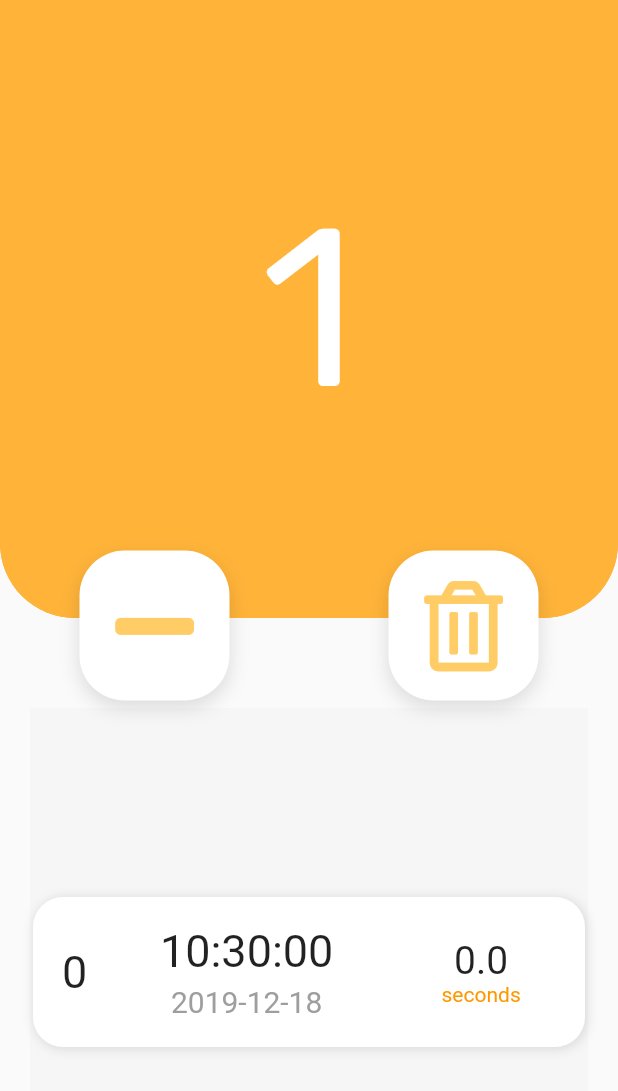
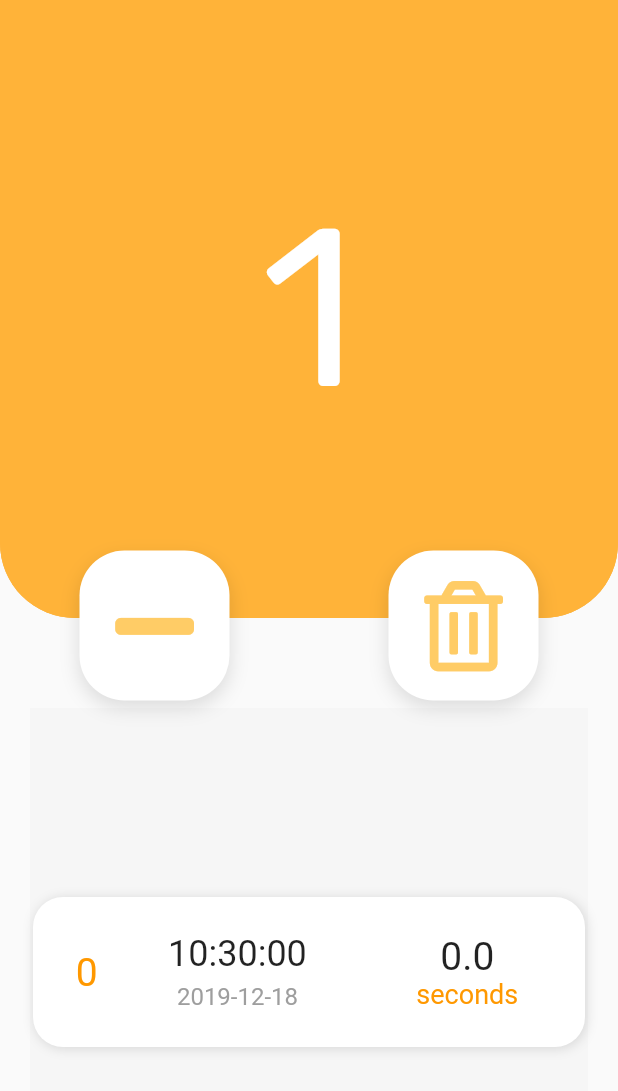
Before and after one commit to devmoonho/touch_counter_app, a Flutter app: the screen it shows after launch, after a tap on an icon or button, on a phone screen of 412 x 824 dp. Shown: the top 1091 px of the screen. Run offline on Flutter 3.47's test engine with Material 2 defaults, Android fonts, the phone set to English and light mode, and no system bars; our stand-ins replace date_format, font_awesome_flutter, vibration; missing offline and left inert: firebase_admob; accounts and stored records are empty.

Commit message:
code list item animation

```diff
--- a/lib/app_pages/widgets/counter_widget.dart
+++ b/lib/app_pages/widgets/counter_widget.dart
@@ -110,7 +110,6 @@ class _TextAnimationState extends State<TextAnimation>
     with SingleTickerProviderStateMixin {
   Animation _animation;
   AnimationController _animationController;
-  Timer timer;
 
   @override
   void initState() {
@@ -131,7 +130,6 @@ class _TextAnimationState extends State<TextAnimation>
 
   @override
   void dispose() {
-    timer.cancel();
     _animationController.dispose();
     super.dispose();
   }
--- a/lib/app_pages/widgets/list_widget.dart
+++ b/lib/app_pages/widgets/list_widget.dart
@@ -1,3 +1,5 @@
+import 'dart:async';
+
 import 'package:date_format/date_format.dart';
 import 'package:flutter/material.dart';
 import 'package:intl/intl.dart';
@@ -5,10 +7,40 @@ import 'package:provider/provider.dart';
 import 'package:touch_counter_app/models/touch_counter_model.dart';
 import 'package:touch_counter_app/providers/counter_provider.dart';
 
-class ListWidget extends StatelessWidget {
+class ListWidget extends StatefulWidget {
+  @override
+  _ListWidgetState createState() => _ListWidgetState();
+}
+
+class _ListWidgetState extends State<ListWidget>
+    with SingleTickerProviderStateMixin {
+  @override
+  void initState() {
+    // _animationController =
+    //     AnimationController(duration: Duration(milliseconds: 100), vsync: this);
+    // _animation =
+    //     Tween<double>(begin: 1.0, end: 1.2).animate(_animationController);
+    // _animationController.addStatusListener((status) {
+    //   if (status == AnimationStatus.completed) {
+    //     _animationController.reverse();
+    //   } else if (status == AnimationStatus.dismissed) {
+    //     _animationController.stop(canceled: true);
+    //   }
+    // });
+    // _animationController.forward();
+    super.initState();
+  }
+
+  @override
+  void dispose() {
+    // _animationController.dispose();
+    super.dispose();
+  }
+
   @override
   Widget build(BuildContext context) {
     final counter = Provider.of<CounterProvider>(context, listen: true);
+
     return Padding(
       padding: EdgeInsets.only(top: 60.0, left: 20.0, right: 20.0),
       child: Container(
@@ -26,6 +58,12 @@ class ListWidget extends StatelessWidget {
             return GestureDetector(
               onTap: () {
                 _changeType(counter, index);
+                tCounter.animatedValue = 20.0;
+                Timer(Duration(milliseconds: 200), () {
+                  tCounter.animatedValue = 0.0;
+                  setState(() {});
+                });
+                setState(() {});
               },
               child: Container(
                 margin: EdgeInsets.fromLTRB(2.0, 5.0, 2.0, 5.0),
@@ -46,10 +84,11 @@ class ListWidget extends StatelessWidget {
                   crossAxisAlignment: CrossAxisAlignment.start,
                   children: <Widget>[
                     Container(
+                      padding: EdgeInsets.only(left: 10.0),
                       alignment: Alignment.center,
                       child: Text(
                         tCounter.counter.toString(),
-                        style: TextStyle(fontSize: 30.0),
+                        style: TextStyle(fontSize: 26.0, color: Colors.orange),
                       ),
                     ),
                     SizedBox(
@@ -65,7 +104,7 @@ class ListWidget extends StatelessWidget {
                             tCounter.datetime,
                             [HH, ':', nn, ':', ss],
                           ),
-                          style: TextStyle(fontSize: 30.0),
+                          style: TextStyle(fontSize: 24.0),
                         ),
                         SizedBox(
                           height: 5.0,
@@ -75,7 +114,7 @@ class ListWidget extends StatelessWidget {
                             tCounter.datetime,
                             [yyyy, '-', mm, '-', dd],
                           ),
-                          style: TextStyle(fontSize: 20.0, color: Colors.grey),
+                          style: TextStyle(fontSize: 16, color: Colors.grey),
                         ),
                       ],
                     ),
@@ -83,15 +122,18 @@ class ListWidget extends StatelessWidget {
                       height: 4,
                       width: 10,
                     ),
-                    Container(
-                      width: 100.0,
+                    AnimatedContainer(
+                      padding: EdgeInsets.only(left: tCounter.animatedValue),
+                      duration: Duration(milliseconds: 100),
+                      curve: Curves.easeInOut,
+                      width: 120.0,
                       child: Column(
                         mainAxisAlignment: MainAxisAlignment.center,
                         children: <Widget>[
                           _buildChild(counter, index),
                           Text(
                             '${counter.touchCounters[index].type}',
-                            style: TextStyle(color: Colors.orange),
+                            style: TextStyle(color: Colors.orange, fontSize: 18.0),
                           )
                         ],
                       ),
@@ -108,32 +150,27 @@ class ListWidget extends StatelessWidget {
 
   Widget _buildChild(CounterProvider counter, int index) {
     final f = new NumberFormat("0.0#");
+
+    String txt = '';
+
     switch (counter.touchCounters[index].type) {
       case 'seconds':
-        return Text(
-          '${f.format(counter.touchCounters[index].diff.inMilliseconds / 1000)}',
-          style: TextStyle(fontSize: 26.0),
-          overflow: TextOverflow.ellipsis,
-        );
+        txt =
+            '${f.format(counter.touchCounters[index].diff.inMilliseconds / 1000)}';
+        break;
       case 'minutes':
-        return Text(
-          '${f.format(counter.touchCounters[index].diff.inSeconds / 60)}',
-          style: TextStyle(fontSize: 26.0),
-          overflow: TextOverflow.ellipsis,
-        );
+        txt = '${f.format(counter.touchCounters[index].diff.inSeconds / 60)}';
+        break;
       case 'hours':
-        return Text(
-          '${f.format(counter.touchCounters[index].diff.inMinutes / 60)}',
-          style: TextStyle(fontSize: 26.0),
-          overflow: TextOverflow.ellipsis,
-        );
+        txt = '${f.format(counter.touchCounters[index].diff.inMinutes / 60)}';
+        break;
       default:
-        return Text(
-          '${f.format(counter.touchCounters[index].diff.inMilliseconds / 1000)}',
-          style: TextStyle(fontSize: 26.0),
-          overflow: TextOverflow.ellipsis,
-        );
+        txt =
+            '${f.format(counter.touchCounters[index].diff.inMilliseconds / 1000)}';
+        break;
     }
+    return Text('$txt',
+        style: TextStyle(fontSize: 26.0), overflow: TextOverflow.ellipsis);
   }
 
   _changeType(CounterProvider counter, int index) {
@@ -154,3 +191,26 @@ class ListWidget extends StatelessWidget {
     counter.refresh();
   }
 }
+
+class AnimatedListItem extends AnimatedWidget {
+  final Tween<double> _opacityTween = Tween(begin: 1, end: 0);
+
+  final GestureTapCallback onTap;
+  final bool selected;
+
+  AnimatedListItem(
+      {Key key,
+      @required Animation<double> animation,
+      this.onTap,
+      this.selected})
+      : super(key: key, listenable: animation);
+
+  @override
+  Widget build(BuildContext context) {
+    final Animation<double> animation = listenable;
+    return Opacity(
+      opacity: selected ? 1.0 : _opacityTween.evaluate(animation),
+      child: ListTile(title: Text("Item"), onTap: onTap),
+    );
+  }
+}
--- a/lib/models/touch_counter_model.dart
+++ b/lib/models/touch_counter_model.dart
@@ -3,8 +3,15 @@ class TouchCounter {
   DateTime datetime;
   Duration diff;
   String type;
+  double animatedValue;
 
-  TouchCounter({this.counter, this.datetime, this.diff, this.type});
+  TouchCounter({
+    this.counter,
+    this.datetime,
+    this.diff,
+    this.type,
+    this.animatedValue,
+  });
 }
 
 final List<TouchCounter> counterTimers = [
--- a/lib/providers/counter_provider.dart
+++ b/lib/providers/counter_provider.dart
@@ -89,7 +89,12 @@ class CounterProvider with ChangeNotifier {
 
   void setCounter(int value) {
     touchCounters.add(TouchCounter(
-        counter: value, datetime: DateTime.now(), diff: getDiff(value), type: 'seconds'));
+      counter: value,
+      datetime: DateTime.now(),
+      diff: getDiff(value),
+      type: 'seconds',
+      animatedValue: 0.0,
+    ));
     listAnimation();
   }
 
```
